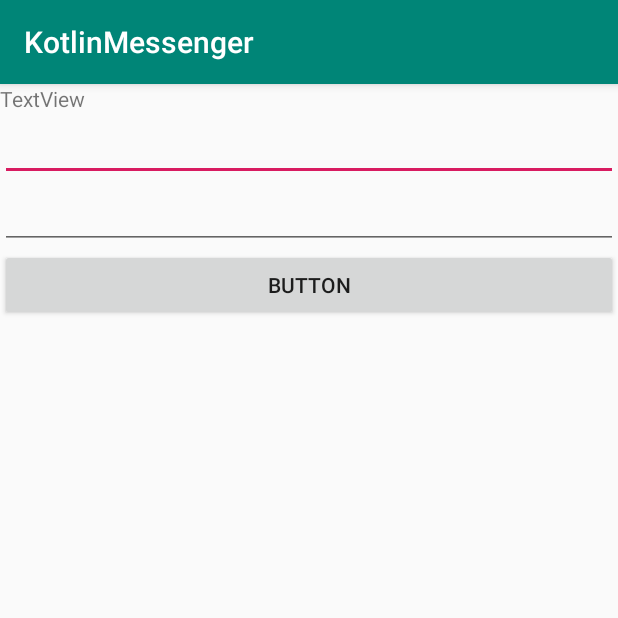
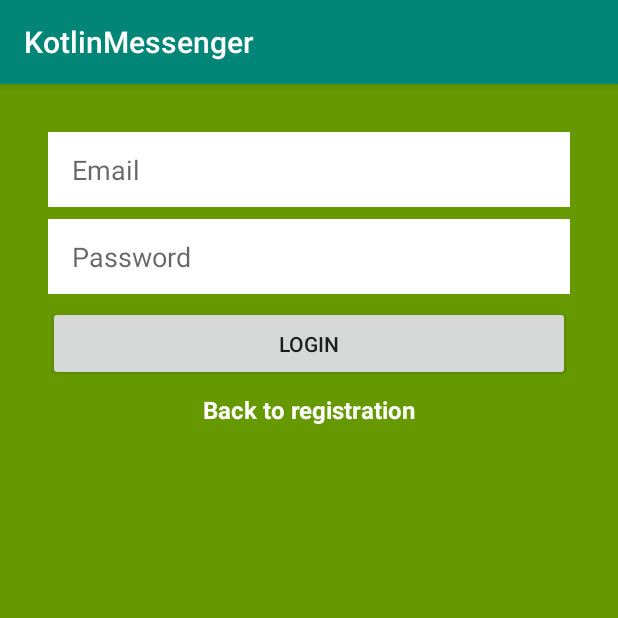
Before and after one commit to chandlergershey/AndroidStudioKotlinPractice, an Android app: the LoginActivity screen opened directly, with no data from a screen before it, on a phone screen of 412 x 824 dp, the top half of it. Run offline under Robolectric (Android 15) with nearby library versions, the phone set to English and light mode, and no system bars.

Commit message:
Added Google services

```diff
--- a/app/build.gradle
+++ b/app/build.gradle
@@ -32,4 +32,8 @@ dependencies {
     testImplementation 'junit:junit:4.12'
     androidTestImplementation 'androidx.test.ext:junit:1.1.1'
     androidTestImplementation 'androidx.test.espresso:espresso-core:3.2.0'
+    implementation 'com.google.firebase:firebase-analytics:17.2.2'
 }
+
+apply plugin: 'com.android.application'
+apply plugin: 'com.google.gms.google-services'
--- a/app/src/main/java/com/chandlerg/kotlinmessenger/LoginActivity.kt
+++ b/app/src/main/java/com/chandlerg/kotlinmessenger/LoginActivity.kt
@@ -1,12 +1,27 @@
 package com.chandlerg.kotlinmessenger
 
 import android.os.Bundle
+import android.util.Log
 import androidx.appcompat.app.AppCompatActivity
+import kotlinx.android.synthetic.main.activity_login.*
 
 class LoginActivity : AppCompatActivity() {
     override fun onCreate(savedInstanceState: Bundle?) {
         super.onCreate(savedInstanceState)
 
         setContentView(R.layout.activity_login)
+
+        login_button_login.setOnClickListener{
+            val email = email_edittext_login.text.toString()
+            val password = password_edittext_login.text.toString()
+
+            Log.d("Login", "Attempt to login with email/pw: $email/***")
+        }
+
+        back_to_register_textview.setOnClickListener {
+            finish()
+        }
     }
+
+
 }
--- a/app/src/main/res/layout/activity_login.xml
+++ b/app/src/main/res/layout/activity_login.xml
@@ -1,31 +1,67 @@
 <?xml version="1.0" encoding="utf-8"?>
-<LinearLayout xmlns:android="http://schemas.android.com/apk/res/android"
-    android:orientation="vertical" android:layout_width="match_parent"
-    android:layout_height="match_parent">
+<androidx.constraintlayout.widget.ConstraintLayout xmlns:android="http://schemas.android.com/apk/res/android"
+    xmlns:app="http://schemas.android.com/apk/res-auto"
+    xmlns:tools="http://schemas.android.com/tools"
+    android:layout_width="match_parent"
+    android:layout_height="match_parent"
+    android:background="@android:color/holo_green_dark">
+
+    <EditText
+        android:id="@+id/email_edittext_login"
+        android:layout_width="0dp"
+        android:layout_height="50dp"
+        android:layout_marginEnd="32dp"
+        android:layout_marginLeft="32dp"
+        android:layout_marginRight="32dp"
+        android:layout_marginStart="32dp"
+        android:layout_marginTop="32dp"
+        android:background="@android:color/white"
+        android:ems="10"
+        android:hint="Email"
+        android:inputType="textEmailAddress"
+        android:paddingLeft="16dp"
+        app:layout_constraintEnd_toEndOf="parent"
+        app:layout_constraintStart_toStartOf="parent"
+        app:layout_constraintTop_toTopOf="parent" />
+
+    <EditText
+        android:id="@+id/password_edittext_login"
+        android:layout_width="0dp"
+        android:layout_height="50dp"
+        android:layout_marginTop="8dp"
+        android:background="@android:color/white"
+        android:ems="10"
+        android:paddingLeft="16dp"
+        android:hint="Password"
+        android:inputType="textPassword"
+        app:layout_constraintEnd_toEndOf="@+id/email_edittext_login"
+        app:layout_constraintStart_toStartOf="@+id/email_edittext_login"
+        app:layout_constraintTop_toBottomOf="@+id/email_edittext_login" />
+
+    <Button
+        android:id="@+id/login_button_login"
+        android:layout_width="0dp"
+        android:layout_height="50dp"
+        android:layout_marginTop="8dp"
+        android:text="Login"
+        app:layout_constraintEnd_toEndOf="@+id/password_edittext_login"
+        app:layout_constraintStart_toStartOf="@+id/password_edittext_login"
+        app:layout_constraintTop_toBottomOf="@+id/password_edittext_login" />
 
     <TextView
-        android:id="@+id/textView"
-        android:layout_width="match_parent"
-        android:layout_height="wrap_content"
-        android:text="TextView" />
-
-    <EditText
-        android:id="@+id/editText"
-        android:layout_width="match_parent"
-        android:layout_height="wrap_content"
-        android:ems="10"
-        android:inputType="textEmailAddress" />
-
-    <EditText
-        android:id="@+id/editText2"
-        android:layout_width="match_parent"
-        android:layout_height="wrap_content"
-        android:ems="10"
-        android:inputType="textPassword" />
-
-    <Button
-        android:id="@+id/button"
-        android:layout_width="match_parent"
-        android:layout_height="wrap_content"
-        android:text="Button" />
-</LinearLayout>
+        android:id="@+id/back_to_register_textview"
+        android:layout_width="wrap_content"
+        android:layout_height="44dp"
+        android:layout_marginEnd="8dp"
+        android:layout_marginLeft="8dp"
+        android:layout_marginRight="8dp"
+        android:layout_marginStart="8dp"
+        android:layout_marginTop="8dp"
+        android:text="Back to registration"
+        android:textColor="@android:color/white"
+        android:textSize="16sp"
+        android:textStyle="bold"
+        app:layout_constraintEnd_toEndOf="@+id/login_button_login"
+        app:layout_constraintStart_toStartOf="@+id/login_button_login"
+        app:layout_constraintTop_toBottomOf="@+id/login_button_login" />
+</androidx.constraintlayout.widget.ConstraintLayout>
--- a/build.gradle
+++ b/build.gradle
@@ -12,6 +12,7 @@ buildscript {
         classpath "org.jetbrains.kotlin:kotlin-gradle-plugin:$kotlin_version"
         // NOTE: Do not place your application dependencies here; they belong
         // in the individual module build.gradle files
+        classpath 'com.google.gms:google-services:4.3.3'
     }
 }
 
```
Also changed, not shown: 1 other file.
